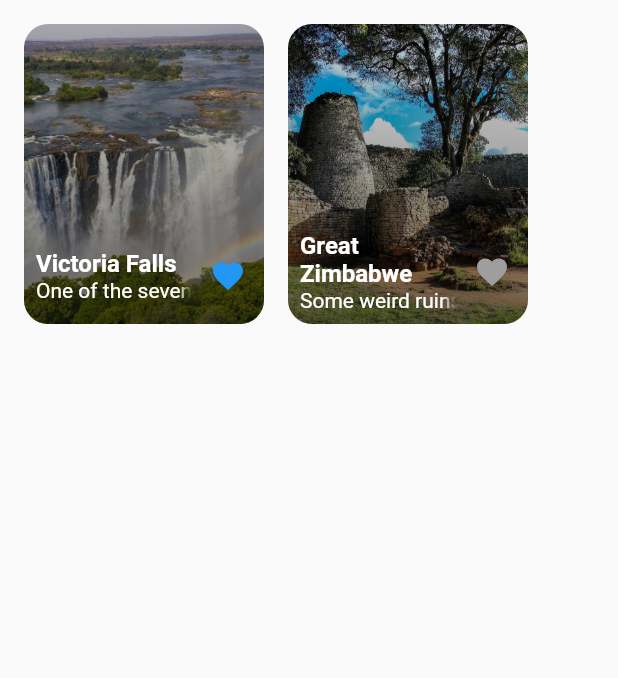
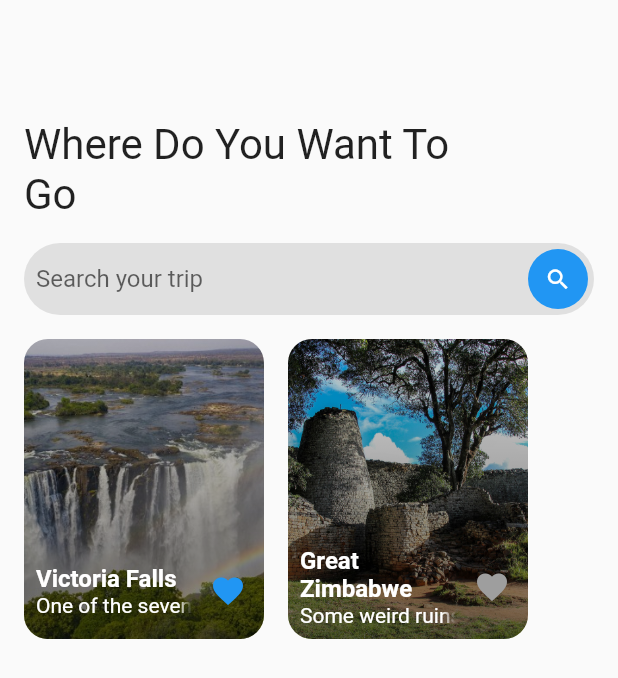
Before and after one commit to Digolodollarz/welcome_to_zimbabwe, a Flutter app: the screen it shows after launch, on a phone screen of 412 x 824 dp. Shown: the top 678 px of the screen. Run offline on Flutter 3.47's test engine with Material 2 defaults, Android fonts, the light colour scheme and no system bars; our stand-ins replace cached_network_image; generated files the repository leaves out were written again.

Commit message:
Create search view

```diff
--- a/lib/src/common/widgets/search_widget.dart
+++ b/lib/src/common/widgets/search_widget.dart
@@ -0,0 +1,35 @@
+import 'package:flutter/material.dart';
+
+class SearchField extends StatelessWidget {
+  const SearchField({Key? key}) : super(key: key);
+
+  @override
+  Widget build(BuildContext context) {
+    return Container(
+      child: TextField(
+        decoration: InputDecoration(
+          hintText: 'Search your trip',
+          border: OutlineInputBorder(
+            borderRadius: BorderRadius.circular(32),
+            borderSide: BorderSide.none,
+          ),
+          fillColor: Colors.grey[300],
+          filled: true,
+          isDense: true,
+          contentPadding: const EdgeInsets.only(left: 8),
+          suffixIcon: Container(
+            margin: const EdgeInsets.all(4),
+            decoration: BoxDecoration(
+              color: Theme.of(context).primaryColor,
+              borderRadius: BorderRadius.circular(32),
+            ),
+            child: const Icon(
+              Icons.search,
+              color: Colors.white,
+            ),
+          ),
+        ),
+      ),
+    );
+  }
+}
--- a/lib/src/home/home_view.dart
+++ b/lib/src/home/home_view.dart
@@ -1,4 +1,5 @@
 import 'package:flutter/material.dart';
+import 'package:welcome_to_zimbabwe/src/common/widgets/search_widget.dart';
 import 'package:welcome_to_zimbabwe/src/home/widgets/home_card.dart';
 
 class HomeView extends StatelessWidget {
@@ -12,7 +13,25 @@ class HomeView extends StatelessWidget {
       body: Padding(
         padding: EdgeInsets.all(16),
         child: Column(
+          crossAxisAlignment: CrossAxisAlignment.start,
           children: [
+            SizedBox(height: 64),
+            Row(
+              children: [
+                Flexible(
+                  child: Text(
+                    'Where Do You Want To Go',
+                    style: TextStyle(
+                      fontSize: 28,
+                    ),
+                  ),
+                ),
+                SizedBox(width: 64),
+              ],
+            ),
+            SizedBox(height: 16),
+            SearchField(),
+            SizedBox(height: 16),
             SizedBox(
               height: 200,
               child: ListView(
```
